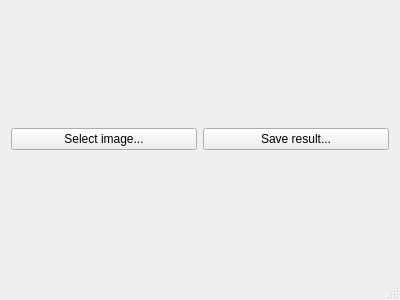
This is mainwindow.ui in lluchs/QGLFilter as Qt 5 draws it before an edit. The edited form follows.
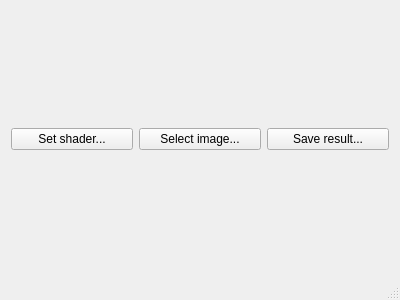
This is the edited form.

Commit message: Implement shader reloading

The edit to the form file:
```diff
--- a/mainwindow.ui
+++ b/mainwindow.ui
@@ -20,6 +20,13 @@
     </item>
     <item>
      <layout class="QHBoxLayout" name="horizontalLayout">
+      <item>
+       <widget class="QPushButton" name="selectShaderButton">
+        <property name="text">
+         <string>Set shader...</string>
+        </property>
+       </widget>
+      </item>
       <item>
        <widget class="QPushButton" name="selectImageButton">
         <property name="text">
```
The commit also changes 4 other files.
